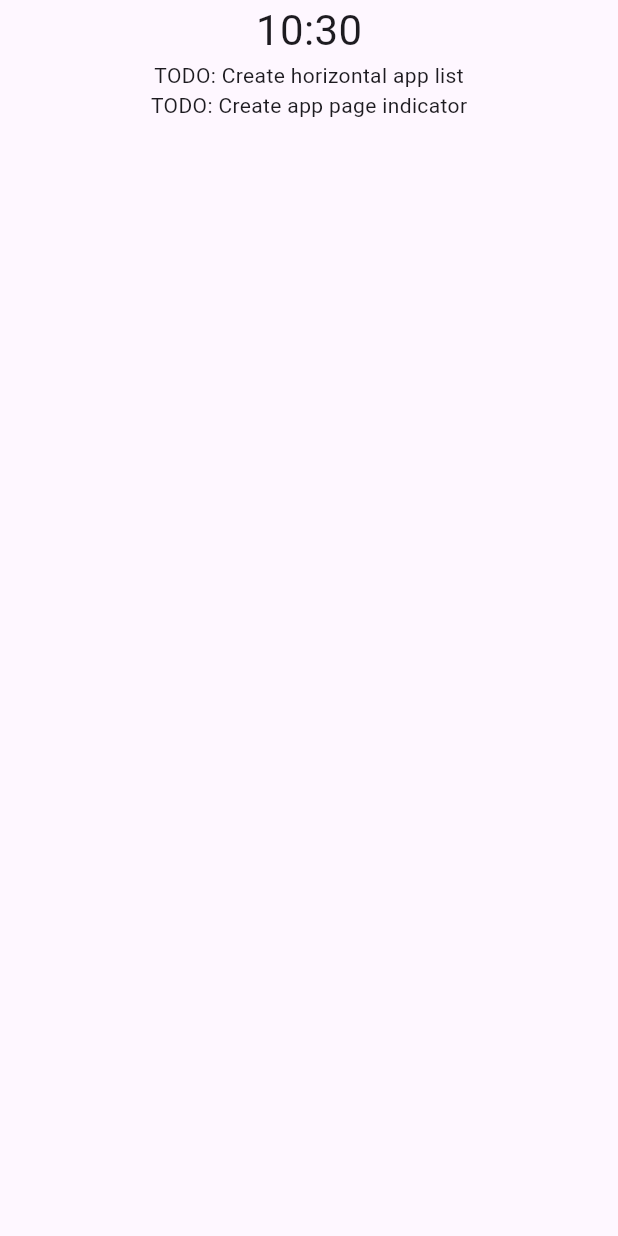
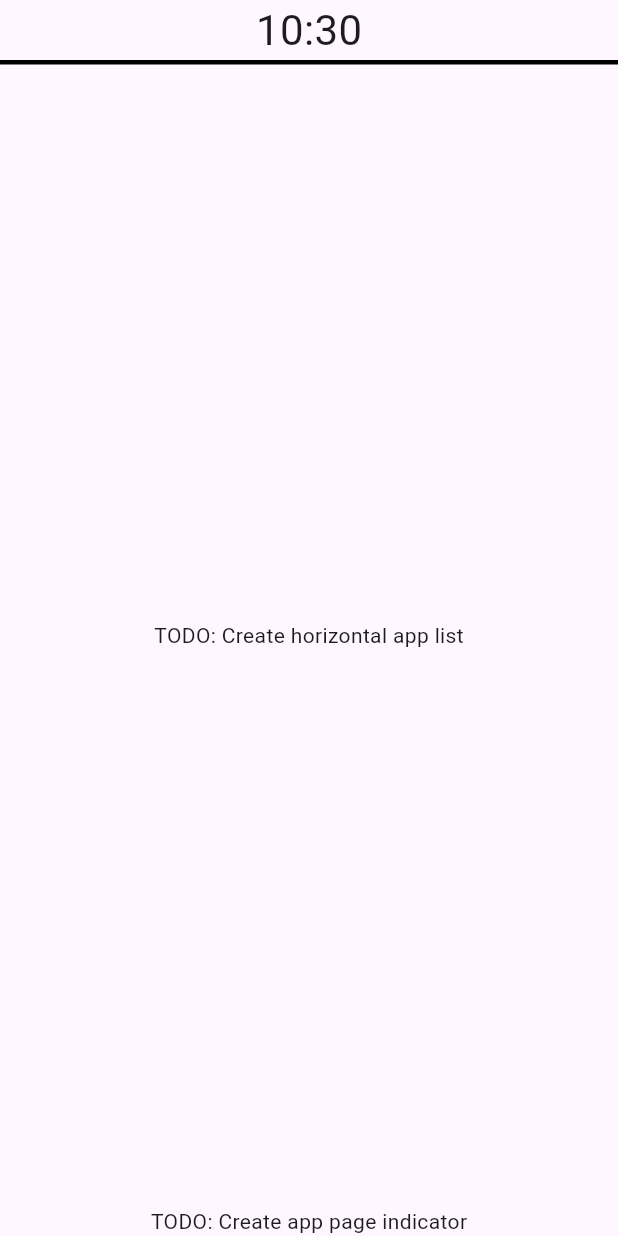
Before and after one commit to LarsHoendervangers/Volvo-RPTI, a Flutter app: the screen it shows after launch, on a phone screen of 412 x 824 dp. Run offline on Flutter 3.47's test engine with Material 3 defaults, Android fonts, the phone set to English and light mode, and no system bars; our stand-ins replace timer_builder; missing offline and left inert: bitsdojo_window.

Commit message:
Added: GPS service.
Fixed: Missing leading zero in digital clock.

```diff
--- a/RTI/launcher/lib/app_selector.dart
+++ b/RTI/launcher/lib/app_selector.dart
@@ -11,7 +11,8 @@ class AppSelector extends StatefulWidget {
 class AppSelectorState extends State<AppSelector> {
   @override
   Widget build(BuildContext context) {
-    return Column(
+    return const Column(
+      mainAxisAlignment: MainAxisAlignment.spaceBetween,
       children: [
         StatusBar(),
         Center(child: Text("TODO: Create horizontal app list")),
--- a/RTI/launcher/lib/main.dart
+++ b/RTI/launcher/lib/main.dart
@@ -81,7 +81,7 @@ class HomeScreenState extends State<HomeScreen> with WidgetsBindingObserver, Sin
       showNotification(activeNotification);
     });
 
-    return const AppSelector();
+    return AppSelector();
   }
 
   @override
--- a/RTI/launcher/lib/widgets/digital_clock_widget.dart
+++ b/RTI/launcher/lib/widgets/digital_clock_widget.dart
@@ -9,7 +9,7 @@ class DigitalClock extends StatelessWidget {
     return TimerBuilder.periodic(const Duration(seconds: 20),
       builder: (context) {
         DateTime time = DateTime.now();
-        return Text("${time.hour}:${time.minute}", textScaler: const TextScaler.linear(2));
+        return Text("${time.hour}:${time.minute.toString().padLeft(2, "0")}", textScaler: const TextScaler.linear(2));
       }
     );
   }
--- a/RTI/launcher/lib/widgets/status_bar_widget.dart
+++ b/RTI/launcher/lib/widgets/status_bar_widget.dart
@@ -11,8 +11,13 @@ class StatusBar extends StatefulWidget {
 class StatusBarState extends State<StatusBar> {
   @override
   Widget build(BuildContext context) {
-    return const Center(
-      child: DigitalClock(),
+    return Container(
+      decoration: const BoxDecoration(
+        border: Border(bottom: BorderSide(color: Colors.black, width: 3))
+      ),
+      child: const Center(
+        child: DigitalClock(),
+      ),
     );
   }
 }
--- a/RTI/launcher/pubspec.yaml
+++ b/RTI/launcher/pubspec.yaml
@@ -13,7 +13,6 @@ dependencies:
     path: ./../rti_shared
   provider: 6.0.5
   bitsdojo_window: ^0.1.6
-  mapsforge_flutter: ^2.0.3
   scroll_snap_list: ^0.9.1
   timer_builder: ^2.0.0
 
--- a/RTI/rti_shared/lib/rti_shared.dart
+++ b/RTI/rti_shared/lib/rti_shared.dart
@@ -10,6 +10,7 @@ export 'src/services/headunit_service.dart' show IHeadUnitService;
 export 'src/services/infrared_service.dart' show IInfraRedService;
 export 'src/services/twinwire_service.dart' show ITwinWireService;
 export 'src/services/notification_service.dart' show NotificationService;
+export 'src/services/gps_service.dart' show IGPSService, GPSListener;
 
 export 'src/ui/notification.dart' show Notification, NavigationalNotification, MusicNotification, NotificationLevel, NotificationListener;
 
--- /dev/null
+++ b/RTI/rti_shared/lib/src/services/emulator/gps_service.dart
@@ -0,0 +1,19 @@
+import 'package:rti_shared/rti_shared.dart';
+
+class EmulatedGPSService implements IGPSService {
+  final Logger _logger = Logger("EmulatedGPSService");
+  final List<GPSListener> _listeners = [];
+  final ITwinWireService _twinWireService;
+
+  EmulatedGPSService(this._twinWireService);
+
+  @override
+  void subscribe(GPSListener listener) {
+    _listeners.add(listener);
+  }
+
+  @override
+  void unsubscribe(GPSListener listener) {
+    _listeners.remove(listener);
+  }
+}
--- a/RTI/rti_shared/lib/src/services/notification_service.dart
+++ b/RTI/rti_shared/lib/src/services/notification_service.dart
@@ -4,12 +4,7 @@ class NotificationService {
   final Logger _logger = Logger("NotificationService");
   final List<NotificationListener> _listeners = [];
 
-  NotificationService() {
-    // TESTING ONLY
-    Future.delayed(Duration(seconds: 2), () {
-      pushNotification(Notification("Test notification", "This is a description", NotificationLevel.info));
-    });
-  }
+  NotificationService();
 
   void pushNotification(Notification notification) {
     _logger.log(LogLevel.debug, "A new notification has been pushed, notifying listeners...");
--- a/RTI/rti_shared/lib/src/services/service_provider.dart
+++ b/RTI/rti_shared/lib/src/services/service_provider.dart
@@ -1,17 +1,12 @@
 import 'dart:io';
 
-import 'package:rti_shared/src/services/canbus_service.dart';
-import 'package:rti_shared/src/services/display_service.dart';
+import 'package:rti_shared/rti_shared.dart';
 import 'package:rti_shared/src/services/emulator/canbus_service.dart';
 import 'package:rti_shared/src/services/emulator/display_service.dart';
+import 'package:rti_shared/src/services/emulator/gps_service.dart';
 import 'package:rti_shared/src/services/emulator/headunit_service.dart';
 import 'package:rti_shared/src/services/emulator/infrared_service.dart';
 import 'package:rti_shared/src/services/emulator/twinwire_service.dart';
-import 'package:rti_shared/src/services/headunit_service.dart';
-import 'package:rti_shared/src/services/infrared_service.dart';
-import 'package:rti_shared/src/services/notification_service.dart';
-import 'package:rti_shared/src/services/twinwire_service.dart';
-import 'package:rti_shared/src/util/logger.dart';
 
 class ServiceProvider {
   factory ServiceProvider() => _this;
@@ -25,6 +20,7 @@ class ServiceProvider {
   late IInfraRedService infraRedService;
   late IHeadUnitService headUnitService;
   late NotificationService notificationService;
+  late IGPSService gpsService;
 
   ServiceProvider._() {
     notificationService = NotificationService();
@@ -35,6 +31,7 @@ class ServiceProvider {
       displayService = EmulatedDisplayService(twinWireService);
       infraRedService = EmulatedInfraRedService(twinWireService);
       headUnitService = EmulatedHeadUnitService(twinWireService);
+      gpsService = EmulatedGPSService(twinWireService);
     }
     _logger.log(LogLevel.info, "Services ready!");
   }
```
Also changed, not shown: RTI/rti_shared/lib/src/services/gps_service.dart (added, +11 -0 lines).
